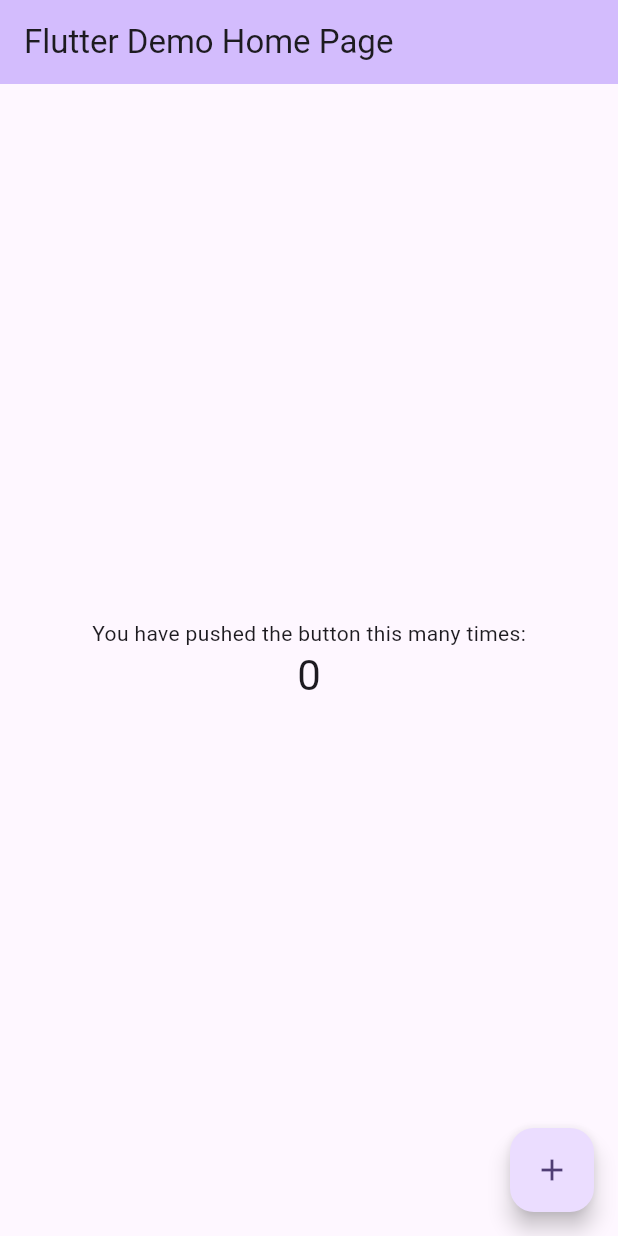
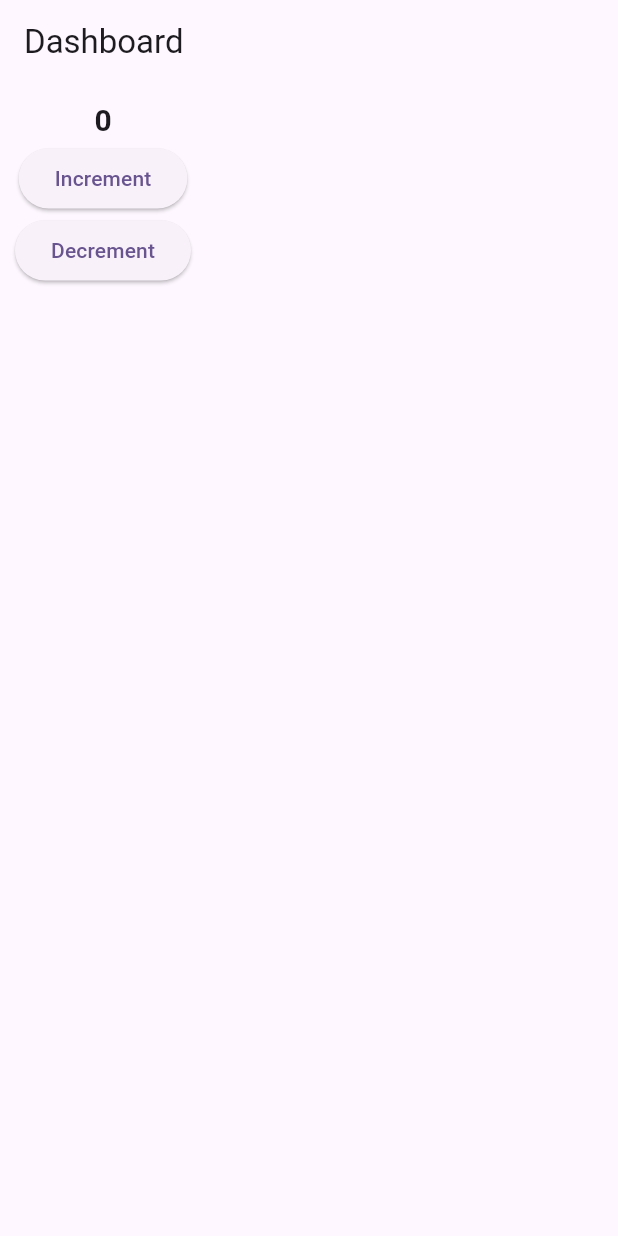
Before and after one commit to w1y0n0/flutter_mvc_bloc, a Flutter app: the screen it shows after launch, on a phone screen of 412 x 824 dp. Run offline on Flutter 3.47's test engine with Material 2 defaults, Android fonts, the phone set to English and light mode, and no system bars.

Commit message:
State, Logic, View

```diff
--- /dev/null
+++ b/lib/counter_view.dart
@@ -0,0 +1,61 @@
+// ignore_for_file: camel_case_types, prefer_typing_uninitialized_variables
+
+import 'package:flutter/material.dart';
+
+class CounterView extends StatefulWidget {
+  const CounterView({Key? key}) : super(key: key);
+
+  @override
+  State<CounterView> createState() => _CounterViewState();
+}
+
+class _CounterViewState extends State<CounterView> {
+  // State
+  int counter = 0;
+
+  // Logic
+  increment() {
+    counter++;
+    setState(() {});
+  }
+
+  decrement() {
+    counter--;
+    setState(() {});
+  }
+
+  // View
+  @override
+  Widget build(BuildContext context) {
+    return Scaffold(
+      appBar: AppBar(
+        title: const Text("Dashboard"),
+        actions: const [],
+      ),
+      body: SingleChildScrollView(
+        child: Container(
+          padding: const EdgeInsets.all(10.0),
+          child: Column(
+            children: [
+              Text(
+                "$counter",
+                style: const TextStyle(
+                  fontSize: 20.0,
+                  fontWeight: FontWeight.bold,
+                ),
+              ),
+              ElevatedButton(
+                onPressed: () => increment(),
+                child: const Text("Increment"),
+              ),
+              ElevatedButton(
+                onPressed: () => decrement(),
+                child: const Text("Decrement"),
+              ),
+            ],
+          ),
+        ),
+      ),
+    );
+  }
+}
--- a/lib/main.dart
+++ b/lib/main.dart
@@ -1,4 +1,5 @@
 import 'package:flutter/material.dart';
+import 'package:flutter_mvc_bloc/counter_view.dart';
 
 /*
 BluePrint Rumah
@@ -44,55 +45,7 @@ class MyApp extends StatelessWidget {
         colorScheme: ColorScheme.fromSeed(seedColor: Colors.deepPurple),
         useMaterial3: true,
       ),
-      home: const MyHomePage(title: 'Flutter Demo Home Page'),
+      home: const CounterView(),
     );
   }
 }
-
-class MyHomePage extends StatefulWidget {
-  const MyHomePage({super.key, required this.title});
-
-  final String title;
-
-  @override
-  State<MyHomePage> createState() => _MyHomePageState();
-}
-
-class _MyHomePageState extends State<MyHomePage> {
-  int _counter = 0;
-
-  void _incrementCounter() {
-    setState(() {
-      _counter++;
-    });
-  }
-
-  @override
-  Widget build(BuildContext context) {
-    return Scaffold(
-      appBar: AppBar(
-        backgroundColor: Theme.of(context).colorScheme.inversePrimary,
-        title: Text(widget.title),
-      ),
-      body: Center(
-        child: Column(
-          mainAxisAlignment: MainAxisAlignment.center,
-          children: <Widget>[
-            const Text(
-              'You have pushed the button this many times:',
-            ),
-            Text(
-              '$_counter',
-              style: Theme.of(context).textTheme.headlineMedium,
-            ),
-          ],
-        ),
-      ),
-      floatingActionButton: FloatingActionButton(
-        onPressed: _incrementCounter,
-        tooltip: 'Increment',
-        child: const Icon(Icons.add),
-      ),
-    );
-  }
-}
```
